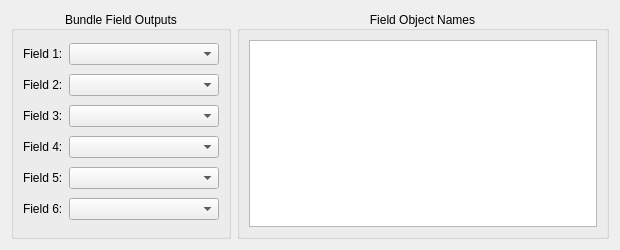
This is src/Interface/Modules/Bundle/GetFieldsFromBundleDialog.ui in SCIInstitute/SCIRun as Qt 5 draws it before an edit. The edited form follows.
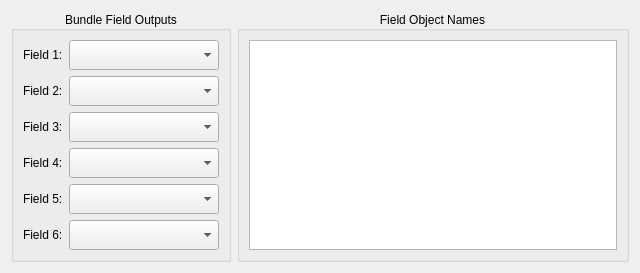
This is the edited form.

Patch:
```diff
--- a/src/Interface/Modules/Bundle/GetFieldsFromBundleDialog.ui
+++ b/src/Interface/Modules/Bundle/GetFieldsFromBundleDialog.ui
@@ -6,14 +6,14 @@
    <rect>
     <x>0</x>
     <y>0</y>
-    <width>620</width>
-    <height>250</height>
+    <width>640</width>
+    <height>273</height>
    </rect>
   </property>
   <property name="minimumSize">
    <size>
-    <width>620</width>
-    <height>250</height>
+    <width>640</width>
+    <height>273</height>
    </size>
   </property>
   <property name="windowTitle">
@@ -31,7 +31,7 @@
      <property name="maximumSize">
       <size>
        <width>16777215</width>
-       <height>250</height>
+       <height>9999</height>
       </size>
      </property>
      <property name="title">
@@ -88,25 +88,60 @@
         <property name="minimumSize">
          <size>
           <width>150</width>
-          <height>0</height>
+          <height>30</height>
          </size>
         </property>
        </widget>
       </item>
       <item row="1" column="1">
-       <widget class="QComboBox" name="fieldComboBox2_"/>
+       <widget class="QComboBox" name="fieldComboBox2_">
+        <property name="minimumSize">
+         <size>
+          <width>0</width>
+          <height>30</height>
+         </size>
+        </property>
+       </widget>
       </item>
       <item row="2" column="1">
-       <widget class="QComboBox" name="fieldComboBox3_"/>
+       <widget class="QComboBox" name="fieldComboBox3_">
+        <property name="minimumSize">
+         <size>
+          <width>0</width>
+          <height>30</height>
+         </size>
+        </property>
+       </widget>
       </item>
       <item row="3" column="1">
-       <widget class="QComboBox" name="fieldComboBox4_"/>
+       <widget class="QComboBox" name="fieldComboBox4_">
+        <property name="minimumSize">
+         <size>
+          <width>0</width>
+          <height>30</height>
+         </size>
+        </property>
+       </widget>
       </item>
       <item row="4" column="1">
-       <widget class="QComboBox" name="fieldComboBox5_"/>
+       <widget class="QComboBox" name="fieldComboBox5_">
+        <property name="minimumSize">
+         <size>
+          <width>0</width>
+          <height>30</height>
+         </size>
+        </property>
+       </widget>
       </item>
       <item row="5" column="1">
-       <widget class="QComboBox" name="fieldComboBox6_"/>
+       <widget class="QComboBox" name="fieldComboBox6_">
+        <property name="minimumSize">
+         <size>
+          <width>0</width>
+          <height>30</height>
+         </size>
+        </property>
+       </widget>
       </item>
      </layout>
     </widget>
@@ -116,7 +151,7 @@
      <property name="maximumSize">
       <size>
        <width>16777215</width>
-       <height>250</height>
+       <height>9999</height>
       </size>
      </property>
      <property name="title">
```
